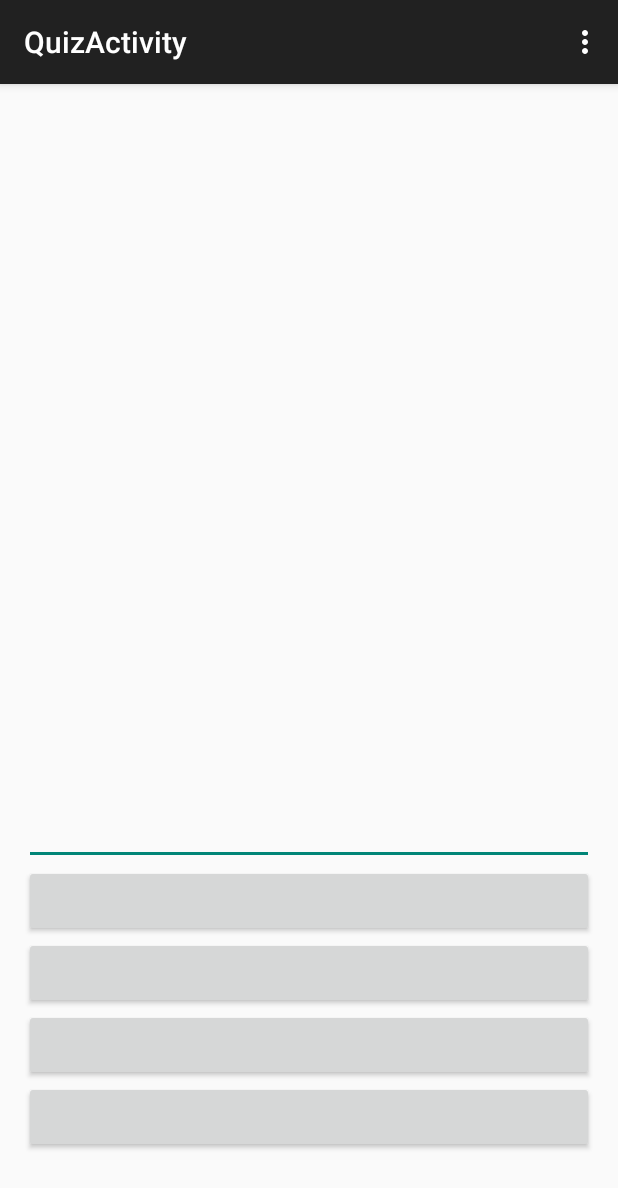
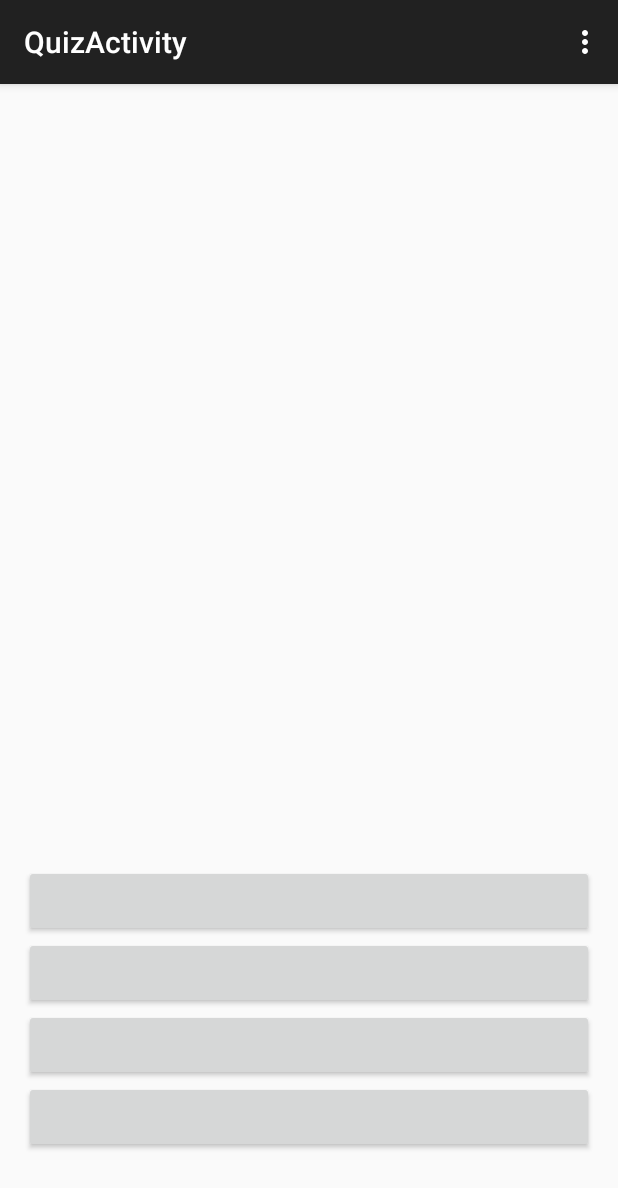
Before and after one commit to fedepiz/CalcioQuiz, an Android app: the QuizActivity screen opened directly, with no data from a screen before it, on a phone screen of 412 x 824 dp. Shown: the top 1188 px of the screen. Run offline under Robolectric (Android 15) with nearby library versions, the phone set to English and light mode, and no system bars; 4 statements that could not run were skipped.

Commit message:
Fixed all the serialisation bugs that prevented QuizActivity from starting

```diff
--- a/app/src/main/java/fedepiz/calcioquiz/MainActivity.java
+++ b/app/src/main/java/fedepiz/calcioquiz/MainActivity.java
@@ -8,7 +8,11 @@ import android.view.Menu;
 import android.view.MenuItem;
 import android.view.View;
 
+import java.io.ByteArrayOutputStream;
+import java.io.ObjectOutputStream;
+
 import fedepiz.calcioquiz.model.*;
+import fedepiz.calcioquiz.quiz.Quiz;
 import fedepiz.calcioquiz.ui.QuizSetupActivity;
 
 
--- a/app/src/main/java/fedepiz/calcioquiz/quiz/Quiz.java
+++ b/app/src/main/java/fedepiz/calcioquiz/quiz/Quiz.java
@@ -2,6 +2,7 @@ package fedepiz.calcioquiz.quiz;
 
 
 import java.io.Serializable;
+import java.util.ArrayList;
 import java.util.List;
 
 import fedepiz.calcioquiz.model.*;
@@ -9,7 +10,7 @@ import fedepiz.calcioquiz.model.*;
 /**
  * Created by Federico on 14/7/15.
  */
-public class Quiz implements Serializable{
+public class Quiz {
 
     private List<Question> questionList;
     private int currentQuestionIndex;
@@ -32,6 +33,7 @@ public class Quiz implements Serializable{
 
     public Quiz(List<Question> questionLis) {
         this.questionList = questionLis;
+        this.answerRecord = new ArrayList<>();
         this.currentQuestionIndex = 0;
         this.score = 0;
         this.possibleScore = 0;
@@ -39,7 +41,7 @@ public class Quiz implements Serializable{
 
 
     public   boolean isEndOfQuiz() {
-        return this.currentQuestionIndex < questionList.size();
+        return this.currentQuestionIndex >= questionList.size();
     }
 
     public  int getCurrentQuestionIndex() {
--- a/app/src/main/java/fedepiz/calcioquiz/quiz/QuizBuilder.java
+++ b/app/src/main/java/fedepiz/calcioquiz/quiz/QuizBuilder.java
@@ -1,8 +1,13 @@
 package fedepiz.calcioquiz.quiz;
+
+import java.util.List;
+
+import fedepiz.calcioquiz.model.Question;
 
 /**
  * Created by Federico on 14/7/15.
  */
 public interface QuizBuilder {
     Quiz buildQuiz();
+    List<Question> buildQuestionList();
 }
--- a/app/src/main/java/fedepiz/calcioquiz/ui/QuizActivity.java
+++ b/app/src/main/java/fedepiz/calcioquiz/ui/QuizActivity.java
@@ -30,8 +30,8 @@ public class QuizActivity extends ActionBarActivity {
     protected void onCreate(Bundle savedInstanceState) {
         super.onCreate(savedInstanceState);
         setContentView(R.layout.activity_quiz);
-        this.quiz = (Quiz)getIntent().getSerializableExtra("quiz");
-
+        List<Question> questionList = (List<Question>)getIntent().getSerializableExtra("questions");
+        this.quiz = new Quiz(questionList);
         this.txtQuestion = (TextView)findViewById(R.id.txtQuestion);
 
         this.btnAnswers = new ArrayList<>();
--- a/app/src/main/res/layout/activity_quiz.xml
+++ b/app/src/main/res/layout/activity_quiz.xml
@@ -5,20 +5,6 @@
     android:paddingTop="@dimen/activity_vertical_margin"
     android:paddingBottom="@dimen/activity_vertical_margin"
     tools:context="fedepiz.calcioquiz.ui.QuizActivity">
-
-    <EditText
-        android:layout_width="wrap_content"
-        android:layout_height="wrap_content"
-        android:inputType="textMultiLine"
-        android:ems="10"
-        android:id="@+id/txtQuestion"
-        android:layout_alignParentTop="true"
-        android:layout_alignParentLeft="true"
-        android:layout_alignParentStart="true"
-        android:minLines="5"
-        android:layout_alignParentRight="true"
-        android:layout_alignParentEnd="true"
-        android:layout_above="@+id/btnAnsw1" />
 
     <Button
         android:layout_width="wrap_content"
@@ -65,4 +51,16 @@
         android:layout_alignParentEnd="true"
         android:onClick="btnAnswerOnClick1" />
 
+    <TextView
+        android:layout_width="wrap_content"
+        android:layout_height="wrap_content"
+        android:textAppearance="?android:attr/textAppearanceMedium"
+        android:id="@+id/txtQuestion"
+        android:layout_alignParentTop="true"
+        android:layout_alignParentLeft="true"
+        android:layout_alignParentStart="true"
+        android:layout_above="@+id/btnAnsw1"
+        android:layout_alignRight="@+id/btnAnsw1"
+        android:layout_alignEnd="@+id/btnAnsw1" />
+
 </RelativeLayout>
```
Also changed, not shown: app/src/main/java/fedepiz/calcioquiz/quiz/BoundedScoreRandomQuizBuilder.java (+5 -12 lines), app/src/main/java/fedepiz/calcioquiz/ui/QuizSetupActivity.java (+6 -2 lines).
